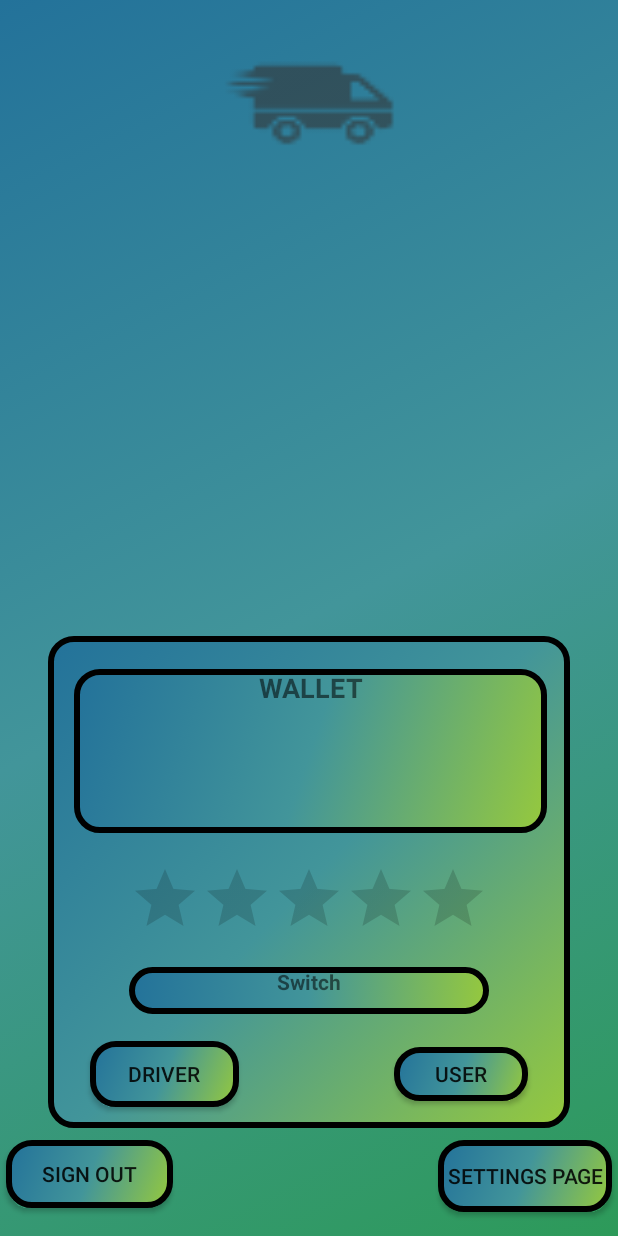
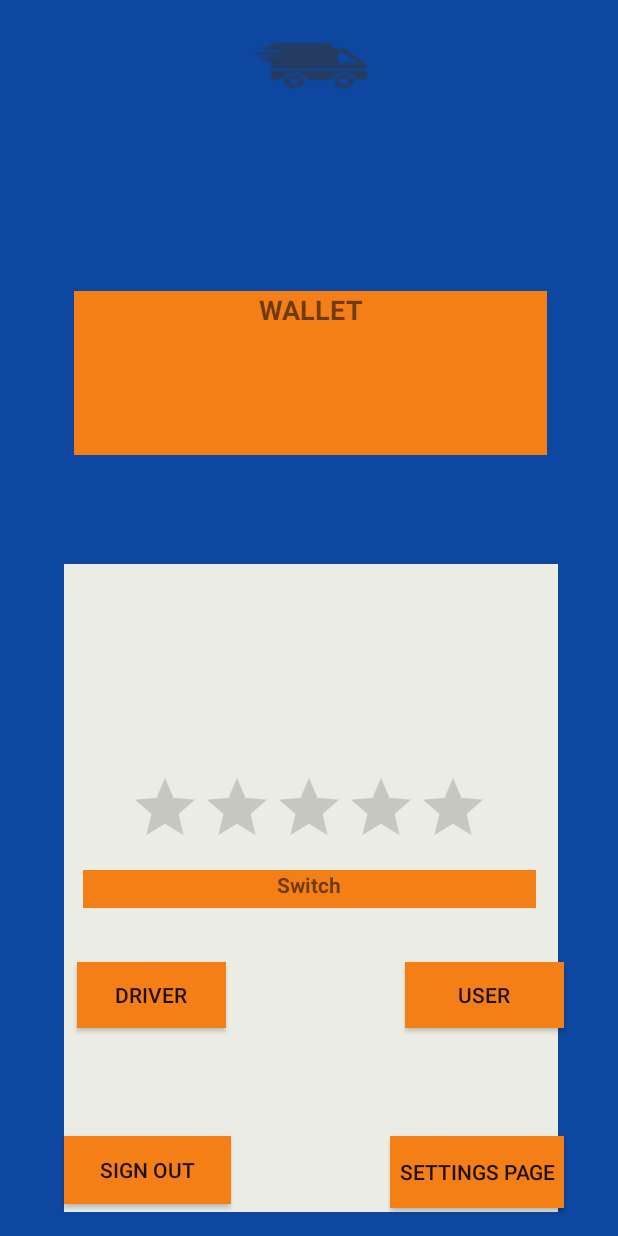
Before and after one commit to mhamwala/EnterpriseDonut, an Android app: the screen it shows after launch once a user with an empty profile is signed in (HomeActivity), on a phone screen of 412 x 824 dp. Run offline under Robolectric (Android 15) with nearby library versions, the phone set to English and light mode, and no system bars; our stand-ins replace Firebase (no records; nobody signed in at launch, a user with empty details on screens opened directly); libraries missing offline, so code that uses them is left out: com.firebase.ui; 2 statements that could not run were skipped.

Commit message:
layout
updated layout

```diff
--- a/app/src/main/AndroidManifest.xml
+++ b/app/src/main/AndroidManifest.xml
@@ -26,7 +26,6 @@
         <activity android:name=".DriverActivity" />
         <activity android:name=".UserActivity" />
         <activity android:name=".VehicleDetailsActivity" />
-        <activity android:name=".AllAvaliableJobsActivity"></activity>
     </application>
 
 </manifest>
--- a/app/src/main/java/uk/ac/tees/q5113445live/enterpriseproject2/User.java
+++ b/app/src/main/java/uk/ac/tees/q5113445live/enterpriseproject2/User.java
@@ -58,6 +58,7 @@ public class User
     {
         this.number = number;
     }
+
     public String getRegNumber()
     {
         return regNumber;
--- a/app/src/main/res/layout/activity_driver.xml
+++ b/app/src/main/res/layout/activity_driver.xml
@@ -4,7 +4,7 @@
     xmlns:tools="http://schemas.android.com/tools"
     android:layout_width="match_parent"
     android:layout_height="match_parent"
-    android:background="@drawable/background_color"
+    android:background="@color/Background"
     tools:context="uk.ac.tees.q5113445live.enterpriseproject2.DriverActivity">
 
     <TextView
@@ -88,7 +88,7 @@
         android:layout_marginLeft="84dp"
         android:layout_marginStart="8dp"
         android:layout_marginTop="8dp"
-        android:background="@drawable/button_background"
+        android:background="@color/Background3"
         android:text="Vehicle Details"
         android:textAllCaps="false"
         app:layout_constraintBottom_toBottomOf="parent"
@@ -106,7 +106,7 @@
         android:layout_marginBottom="128dp"
         android:layout_marginRight="8dp"
         android:layout_marginTop="8dp"
-        android:background="@drawable/button_background"
+        android:background="@color/Background3"
         android:text="All Available Jobs"
         app:layout_constraintBottom_toBottomOf="parent"
         app:layout_constraintRight_toRightOf="parent"
--- a/app/src/main/res/layout/activity_home2.xml
+++ b/app/src/main/res/layout/activity_home2.xml
@@ -4,15 +4,15 @@
     xmlns:tools="http://schemas.android.com/tools"
     android:layout_width="match_parent"
     android:layout_height="match_parent"
-    android:background="@drawable/background_color"
+    android:background="@color/Background"
     tools:context="uk.ac.tees.q5113445live.enterpriseproject2.HomeActivity"
     tools:layout_editor_absoluteY="25dp">
 
 
     <ImageView
         android:id="@+id/imageView"
-        android:layout_width="147dp"
-        android:layout_height="124dp"
+        android:layout_width="102dp"
+        android:layout_height="72dp"
         android:layout_marginBottom="8dp"
 
         android:layout_marginEnd="8dp"
@@ -29,12 +29,13 @@
 
     <GridLayout
         android:id="@+id/gridLayout"
-        android:layout_width="348dp"
-        android:layout_height="328dp"
-        android:layout_marginBottom="72dp"
-        android:background="@drawable/button_background"
+        android:layout_width="329dp"
+        android:layout_height="432dp"
+        android:layout_marginBottom="16dp"
 
+        android:background="@color/Background1"
         app:layout_constraintBottom_toBottomOf="parent"
+        app:layout_constraintHorizontal_bias="0.516"
         app:layout_constraintLeft_toLeftOf="parent"
         app:layout_constraintRight_toRightOf="parent">
 
@@ -45,120 +46,118 @@
         android:layout_width="219dp"
         android:layout_height="29dp"
         android:layout_marginBottom="8dp"
+        android:layout_marginTop="8dp"
         android:textAlignment="center"
+
         android:textAllCaps="true"
+        app:layout_constraintBottom_toTopOf="@+id/gridLayout"
+        app:layout_constraintHorizontal_bias="0.425"
+        app:layout_constraintLeft_toLeftOf="parent"
+        app:layout_constraintRight_toRightOf="parent"
+        app:layout_constraintTop_toTopOf="parent"
+        app:layout_constraintVertical_bias="1.0" />
 
-        app:layout_constraintBottom_toTopOf="@+id/gridLayout"
-        app:layout_constraintHorizontal_bias="0.503"
+    <TextView
+        android:id="@+id/textView2"
+        android:layout_width="302dp"
+        android:layout_height="25dp"
+        android:layout_marginBottom="8dp"
+        android:layout_marginTop="8dp"
+
+        android:background="@color/Background3"
+        android:text="Switch"
+        android:textAlignment="center"
+        android:textStyle="bold"
+        app:layout_constraintBottom_toBottomOf="parent"
+        app:layout_constraintEnd_toEndOf="parent"
+        app:layout_constraintLeft_toLeftOf="parent"
+        app:layout_constraintRight_toRightOf="parent"
+        app:layout_constraintStart_toStartOf="parent"
+        app:layout_constraintTop_toBottomOf="@+id/ratingBar2"
+        app:layout_constraintVertical_bias="0.0" />
+
+    <RatingBar
+        android:id="@+id/ratingBar2"
+        android:layout_width="240dp"
+        android:layout_height="wrap_content"
+        android:layout_marginBottom="236dp"
+        app:layout_constraintBottom_toBottomOf="@+id/gridLayout"
         app:layout_constraintLeft_toLeftOf="parent"
         app:layout_constraintRight_toRightOf="parent" />
+
+    <Button
+        android:id="@+id/userButton"
+        android:layout_width="106dp"
+        android:layout_height="44dp"
+        android:layout_marginEnd="36dp"
+        android:layout_marginTop="36dp"
+        android:background="@color/Background3"
+
+        android:text="User"
+        app:layout_constraintEnd_toEndOf="parent"
+        app:layout_constraintTop_toBottomOf="@+id/textView2" />
+
+    <Button
+        android:id="@+id/signOut"
+        android:layout_width="111dp"
+        android:layout_height="45dp"
+        android:layout_marginEnd="8dp"
+        android:layout_marginStart="8dp"
+        android:layout_marginTop="72dp"
+        android:background="@color/Background3"
+        android:text="@string/signOut"
+        app:layout_constraintEnd_toStartOf="@+id/settingsButton"
+        app:layout_constraintHorizontal_bias="0.259"
+        app:layout_constraintStart_toStartOf="parent"
+        app:layout_constraintTop_toBottomOf="@+id/driverButton" />
 
     <Button
         android:id="@+id/settingsButton"
         android:layout_width="116dp"
         android:layout_height="48dp"
-        android:layout_marginBottom="4dp"
-        android:layout_marginRight="4dp"
-        android:layout_marginTop="8dp"
 
+        android:layout_marginEnd="36dp"
+        android:layout_marginTop="72dp"
+        android:background="@color/Background3"
         android:text="@string/settingsButton"
-        android:background="@drawable/button_background"
-        app:layout_constraintBottom_toBottomOf="parent"
-        app:layout_constraintRight_toRightOf="parent"
-        app:layout_constraintTop_toBottomOf="@+id/gridLayout"
-        app:layout_constraintVertical_bias="0.0"
+        app:layout_constraintEnd_toEndOf="parent"
+        app:layout_constraintTop_toBottomOf="@+id/userButton"
         tools:text="@string/settingsButton" />
 
     <TextView
         android:id="@+id/textView3"
         android:layout_width="315dp"
         android:layout_height="109dp"
-        android:layout_marginBottom="20dp"
 
-        android:background="@drawable/button_background"
+        android:layout_marginBottom="8dp"
+        android:layout_marginTop="8dp"
+        android:background="@color/Background3"
         android:text="Wallet"
         android:textAlignment="center"
         android:textAllCaps="true"
         android:textSize="18sp"
         android:textStyle="bold"
-        app:layout_constraintBottom_toTopOf="@+id/ratingBar2"
+        app:layout_constraintBottom_toBottomOf="parent"
         app:layout_constraintHorizontal_bias="0.511"
         app:layout_constraintLeft_toLeftOf="parent"
-        app:layout_constraintRight_toRightOf="parent" />
-
-    <Button
-        android:id="@+id/signOut"
-        android:layout_width="111dp"
-        android:layout_height="45dp"
-        android:layout_marginBottom="4dp"
-        android:layout_marginEnd="108dp"
-        android:layout_marginStart="4dp"
-        android:layout_marginTop="8dp"
-        android:background="@drawable/button_background"
-        android:text="@string/signOut"
-        app:layout_constraintBottom_toBottomOf="parent"
-        app:layout_constraintEnd_toStartOf="@+id/settingsButton"
-        app:layout_constraintHorizontal_bias="0.0"
-        app:layout_constraintStart_toStartOf="parent"
-        app:layout_constraintTop_toBottomOf="@+id/gridLayout"
-        app:layout_constraintVertical_bias="0.0" />
-
-    <TextView
-        android:id="@+id/textView2"
-        android:layout_width="240dp"
-        android:layout_height="31dp"
-        android:layout_marginBottom="148dp"
-        android:background="@drawable/button_background"
-        android:text="Switch"
-
-        android:textAlignment="center"
-        android:textStyle="bold"
-        app:layout_constraintBottom_toBottomOf="parent"
-        app:layout_constraintEnd_toEndOf="parent"
-        app:layout_constraintLeft_toLeftOf="parent"
         app:layout_constraintRight_toRightOf="parent"
-        app:layout_constraintStart_toStartOf="parent" />
-
-    <RatingBar
-        android:id="@+id/ratingBar2"
-        android:layout_width="240dp"
-        android:layout_height="wrap_content"
-        android:layout_marginBottom="12dp"
-        app:layout_constraintBottom_toTopOf="@+id/textView2"
-        app:layout_constraintLeft_toLeftOf="parent"
-        app:layout_constraintRight_toRightOf="parent" />
-
-    <Button
-        android:id="@+id/userButton"
-        android:layout_width="89dp"
-        android:layout_height="36dp"
-        android:layout_marginBottom="8dp"
-        android:layout_marginEnd="60dp"
-        android:layout_marginTop="8dp"
-        android:text="User"
-        android:background="@drawable/button_background"
-
-        app:layout_constraintBottom_toBottomOf="@+id/gridLayout"
-        app:layout_constraintEnd_toEndOf="parent"
-        app:layout_constraintTop_toBottomOf="@+id/textView2"
-        app:layout_constraintVertical_bias="0.583" />
+        app:layout_constraintTop_toTopOf="parent"
+        app:layout_constraintVertical_bias="0.266" />
 
     <Button
         android:id="@+id/driverButton"
         android:layout_width="99dp"
         android:layout_height="44dp"
-        android:layout_marginBottom="8dp"
-        android:layout_marginEnd="16dp"
-        android:layout_marginStart="60dp"
-        android:layout_marginTop="12dp"
-        android:background="@drawable/button_background"
+        android:layout_marginEnd="8dp"
+        android:layout_marginStart="8dp"
+
+        android:layout_marginTop="36dp"
+        android:background="@color/Background3"
         android:text="Driver"
-        app:layout_constraintBottom_toBottomOf="@+id/gridLayout"
-
-        app:layout_constraintHorizontal_bias="0.675"
+        app:layout_constraintEnd_toStartOf="@+id/userButton"
+        app:layout_constraintHorizontal_bias="0.281"
         app:layout_constraintStart_toStartOf="parent"
         app:layout_constraintTop_toBottomOf="@+id/textView2"
-        app:layout_constraintVertical_bias="0.526"
         tools:text="@string/driverButton" />
 
 </android.support.constraint.ConstraintLayout>
--- a/app/src/main/res/layout/activity_login.xml
+++ b/app/src/main/res/layout/activity_login.xml
@@ -4,7 +4,7 @@
     xmlns:tools="http://schemas.android.com/tools"
     android:layout_width="match_parent"
     android:layout_height="match_parent"
-    android:background="@drawable/background_color"
+    android:background="@color/Background"
     tools:context="uk.ac.tees.q5113445live.enterpriseproject2.MainActivity">
 
     //Sign In box
@@ -33,7 +33,7 @@
         android:layout_marginEnd="8dp"
         android:layout_marginStart="8dp"
         android:layout_marginTop="8dp"
-        android:background="@drawable/button_background"
+        android:background="@color/Background3"
         android:text="@string/loginButton"
         app:layout_constraintBottom_toBottomOf="parent"
         app:layout_constraintEnd_toEndOf="parent"
@@ -79,7 +79,7 @@
         android:layout_marginEnd="8dp"
         android:layout_marginStart="8dp"
         android:layout_marginTop="8dp"
-        android:background="@drawable/button_background"
+        android:background="@color/Background1"
         app:layout_constraintBottom_toBottomOf="parent"
         app:layout_constraintEnd_toEndOf="parent"
         app:layout_constraintStart_toStartOf="parent"
--- a/app/src/main/res/layout/activity_settings.xml
+++ b/app/src/main/res/layout/activity_settings.xml
@@ -4,7 +4,7 @@
     xmlns:tools="http://schemas.android.com/tools"
     android:layout_width="match_parent"
     android:layout_height="match_parent"
-    android:background="@drawable/background_color"
+    android:background="@color/Background"
     tools:context="uk.ac.tees.q5113445live.enterpriseproject2.SettingsActivity">
 
     <TextView
--- a/app/src/main/res/layout/activity_user_details.xml
+++ b/app/src/main/res/layout/activity_user_details.xml
@@ -4,7 +4,7 @@
     xmlns:tools="http://schemas.android.com/tools"
     android:layout_width="match_parent"
     android:layout_height="match_parent"
-    android:background="@drawable/background_color"
+    android:background="@color/Background"
     tools:context="uk.ac.tees.q5113445live.enterpriseproject2.UserDetailsActivity">
 
     <TextView
--- a/app/src/main/res/values/colors.xml
+++ b/app/src/main/res/values/colors.xml
@@ -6,6 +6,8 @@
     <color name="Background1">#ebece4</color>
     <color name="Background2">#aaaaaa</color>
     <color name="Blackboard">#565656</color>
-
+    <color name="Background">#0D47A1</color>
+    <color name="Background3">#F57F17
+    </color>
 
 </resources>
```
Also changed, not shown: app/src/main/java/uk/ac/tees/q5113445live/enterpriseproject2/AllAvaliableJobsActivity.java (deleted, +0 -18 lines), app/src/main/java/uk/ac/tees/q5113445live/enterpriseproject2/DriverActivity.java (+1 -13 lines), app/src/main/res/layout/activity_advertise_item.xml (+20 -3 lines), app/src/main/res/layout/activity_all_avaliable_jobs.xml (deleted, +0 -22 lines), app/src/main/res/layout/activity_driver_sign_up.xml (+20 -16 lines), app/src/main/res/layout/activity_sign_up.xml (+37 -19 lines), app/src/main/res/layout/activity_user.xml (+7 -7 lines), app/src/main/res/layout/activity_vehicle_details.xml (+50 -55 lines).
